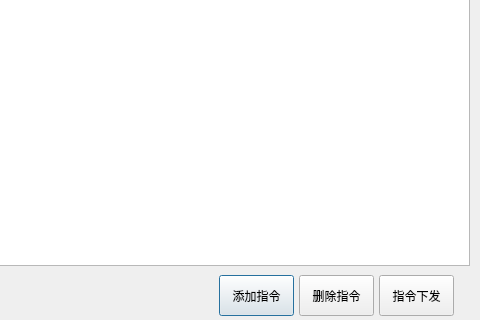
Qt form waveconfig.ui (lnwin/SDSJJ_waveControl) before a commit; both pictures show x 831 to 1311 and y 175 to 495 of the 1311 by 495 pixel window.
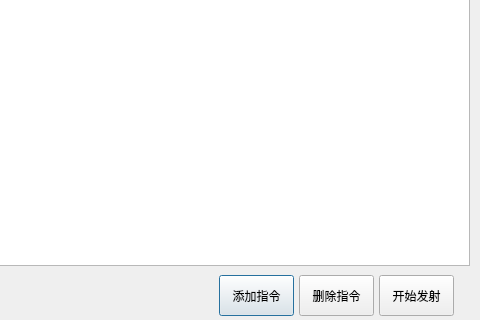
The same form after that commit.

Commit message: 乱码显示更改

The edit to the form file:
```diff
--- a/waveconfig.ui
+++ b/waveconfig.ui
@@ -61,7 +61,7 @@
     </rect>
    </property>
    <property name="text">
-    <string>指令下发</string>
+    <string>开始发射</string>
    </property>
   </widget>
   <widget class="QPushButton" name="deleteOrder">
```
The commit also changes 2 other files.
